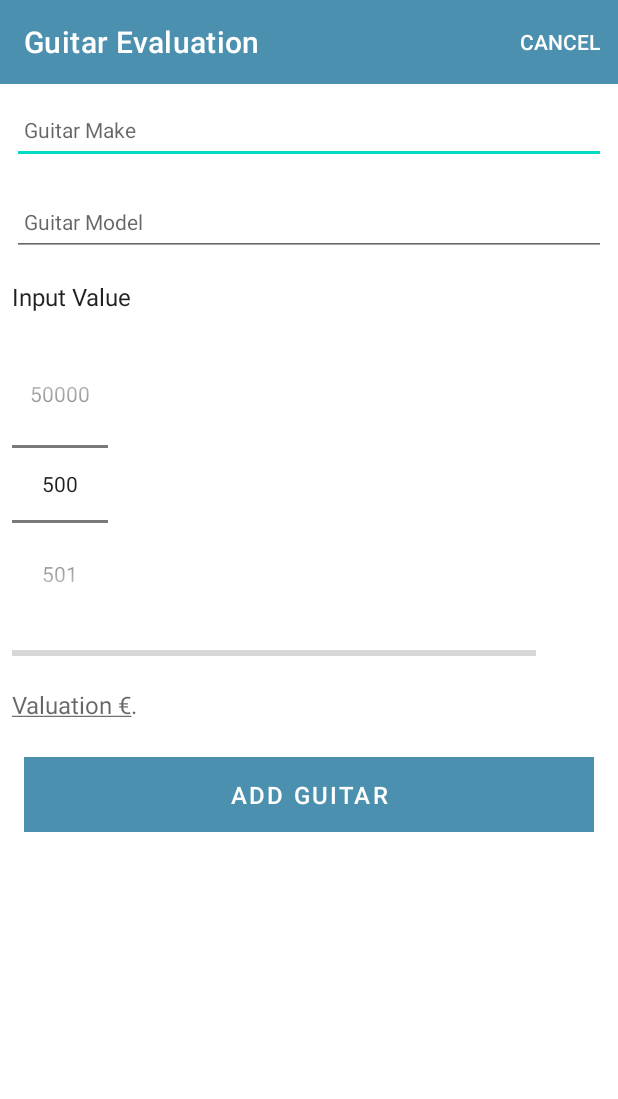
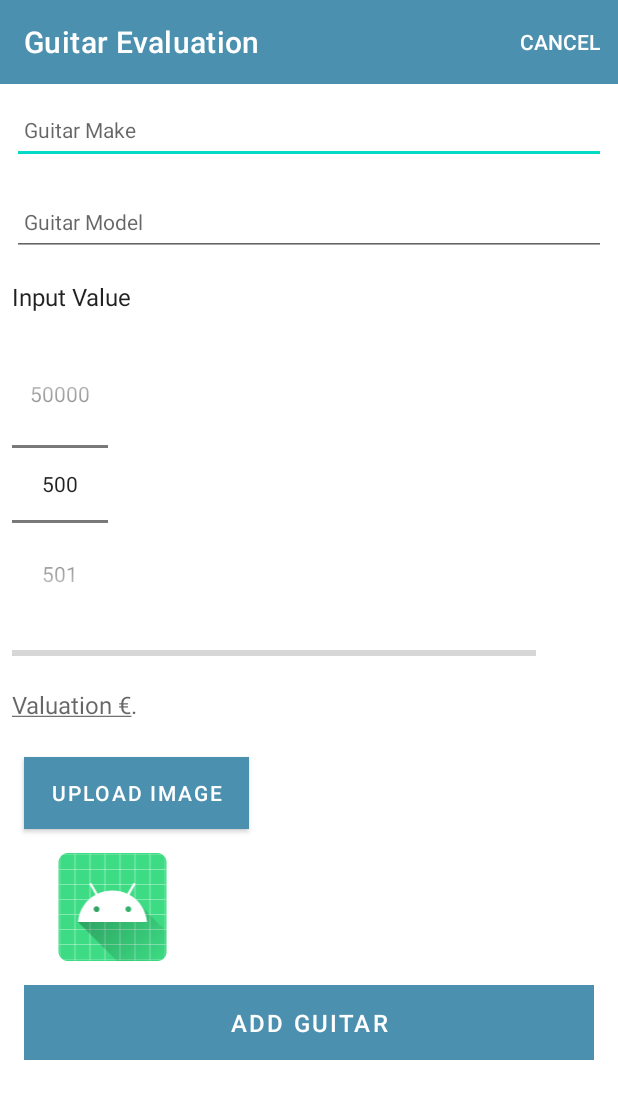
Before and after one commit to OwenCorrigan76/GuitarEvaluationApp, an Android app: the ValueGuitarActivity screen opened directly, with no data from a screen before it, on a phone screen of 412 x 824 dp. Shown: the top 1099 px of the screen. Run offline under Robolectric (Android 15) with nearby library versions, the phone set to English and light mode, and no system bars; our stand-ins replace Picasso, Timber; 2 statements that could not run were skipped.

Commit message:
images introduced not yet updating

```diff
--- a/app/build.gradle
+++ b/app/build.gradle
@@ -38,6 +38,10 @@ android {
 }
 
 dependencies {
+    implementation 'com.squareup.picasso:picasso:2.71828'
+
+    implementation 'androidx.activity:activity-ktx:1.3.1'
+    implementation 'androidx.fragment:fragment-ktx:1.3.6'
     implementation 'com.google.android.material:material:1.3.0'
     implementation 'androidx.core:core-ktx:1.6.0'
     implementation 'androidx.appcompat:appcompat:1.3.1'
--- a/app/src/main/java/org/wit/ValueGuitar/activities/ValueGuitarActivity.kt
+++ b/app/src/main/java/org/wit/ValueGuitar/activities/ValueGuitarActivity.kt
@@ -1,16 +1,22 @@
 package org.wit.ValueGuitar.activities
 
 
+import android.content.Intent
+import android.net.Uri
 import androidx.appcompat.app.AppCompatActivity
 import android.os.Bundle
 import android.view.Menu
 import android.view.MenuItem
+import androidx.activity.result.ActivityResultLauncher
+import androidx.activity.result.contract.ActivityResultContracts
 import com.google.android.material.snackbar.Snackbar
+import org.wit.ValueGuitar.helpers.showImagePicker
 import org.wit.ValueGuitar.main.MainApp
 import org.wit.ValueGuitar.models.GuitarModel
 import org.wit.valueGuitar.R
 import org.wit.valueGuitar.databinding.ActivityValueGuitarBinding
 import timber.log.Timber.i
+import com.squareup.picasso.Picasso
 
 /**
 This is the ValueGuitar activity in the app.
@@ -22,6 +28,7 @@ class ValueGuitarActivity : AppCompatActivity() {
     private lateinit var binding: ActivityValueGuitarBinding
     var gModel = GuitarModel() // get from the model
     lateinit var app: MainApp
+    private lateinit var imageIntentLauncher: ActivityResultLauncher<Intent> // initialise
 
     var edit = false
 
@@ -58,7 +65,12 @@ class ValueGuitarActivity : AppCompatActivity() {
             binding.guitarMakeAdd.setText(gModel.guitarMake)
             binding.guitarModelAdd.setText(gModel.guitarModel)
             binding.addGuitar.setText(R.string.button_saveGuitar)
-
+            Picasso.get()
+                .load(gModel.image)
+                .into(binding.guitarImage)
+            if (gModel.image != Uri.EMPTY) {
+                binding.chooseImage.setText(R.string.change_guitar_image)
+            }
         }
         /** binding addGuitar button to event listener **/
         binding.addGuitar.setOnClickListener() {
@@ -84,6 +96,11 @@ class ValueGuitarActivity : AppCompatActivity() {
             finish()
         }
 
+        binding.chooseImage.setOnClickListener {
+            showImagePicker(imageIntentLauncher)
+        }
+        registerImagePickerCallback()
+
     }
         /** inflates the menu **/
         override fun onCreateOptionsMenu(menu: Menu): Boolean {
@@ -100,4 +117,25 @@ class ValueGuitarActivity : AppCompatActivity() {
             }
             return super.onOptionsItemSelected(item)
         }
+
+    private fun registerImagePickerCallback() {
+        imageIntentLauncher =
+            registerForActivityResult(ActivityResultContracts.StartActivityForResult())
+            { result ->
+                when (result.resultCode) {
+                    RESULT_OK -> {
+                        if (result.data != null) {
+                            i("Got Result ${result.data!!.data}")
+                            gModel.image = result.data!!.data!!
+                            Picasso.get()
+                                .load(gModel.image)
+                                .into(binding.guitarImage)
+                            binding.chooseImage.setText(R.string.change_guitar_image)
+                        }
+                    }
+                    RESULT_CANCELED -> {}
+                    else -> {}
+                }
+            }
     }
+    }
--- a/app/src/main/java/org/wit/ValueGuitar/adapters/GuitarAdapter.kt
+++ b/app/src/main/java/org/wit/ValueGuitar/adapters/GuitarAdapter.kt
@@ -3,6 +3,7 @@ package org.wit.ValueGuitar.adapters
 import android.view.LayoutInflater
 import android.view.ViewGroup
 import androidx.recyclerview.widget.RecyclerView
+import com.squareup.picasso.Picasso
 import org.wit.ValueGuitar.models.GuitarModel
 import org.wit.valueGuitar.databinding.CardGuitarBinding
 
@@ -44,6 +45,8 @@ class GuitarAdapter constructor(
             binding.guitarMake.text = guitar.guitarMake
             binding.guitarModel.text = guitar.guitarModel
             binding.root.setOnClickListener { listener.onGuitarClick(guitar) }
+            Picasso.get().load(guitar.image).resize(200, 200).into(binding.imageIcon)
+            binding.root.setOnClickListener { listener.onGuitarClick(guitar) }
         }
     }
 }
--- a/app/src/main/java/org/wit/ValueGuitar/models/GuitarModel.kt
+++ b/app/src/main/java/org/wit/ValueGuitar/models/GuitarModel.kt
@@ -1,5 +1,6 @@
 package org.wit.ValueGuitar.models
 
+import android.net.Uri
 import android.os.Parcelable
 import kotlinx.parcelize.Parcelize
 
@@ -17,4 +18,5 @@ data class GuitarModel(
     var id: Long = 0,
     val year: Int = 0,
     val serialNumber: Long = 0L,
+    var image: Uri = Uri.EMPTY,  // default value is empty Uri
 ) : Parcelable
--- a/app/src/main/res/layout/activity_value_guitar.xml
+++ b/app/src/main/res/layout/activity_value_guitar.xml
@@ -71,7 +71,6 @@
 
                 <TextView
                     android:id="@+id/valueTitle"
-                    android:textSize="16sp"
                     android:layout_width="188dp"
                     android:layout_height="30dp"
                     android:layout_alignParentStart="true"
@@ -83,6 +82,7 @@
                     android:layout_marginBottom="8dp"
                     android:text="@string/valueTitle"
                     android:textAppearance="?android:attr/textAppearanceLarge"
+                    android:textSize="16sp"
                     app:layout_constraintBottom_toBottomOf="parent"
                     app:layout_constraintEnd_toEndOf="parent"
                     app:layout_constraintHorizontal_bias="0.044"
@@ -165,6 +165,24 @@
                     app:layout_constraintVertical_bias="0.781" />
 
                 <Button
+                    android:id="@+id/chooseImage"
+                    android:layout_width="150dp"
+                    android:layout_height="wrap_content"
+                    android:layout_margin="16dp"
+                    android:background="@color/colorAccent"
+                    android:paddingTop="8dp"
+                    android:paddingBottom="8dp"
+                    android:text="@string/button_addImage"
+                    android:textColor="@color/colorPrimary"
+                    android:textSize="14sp" />
+
+                <ImageView
+                    android:id="@+id/guitarImage"
+                    android:layout_width="150dp"
+                    android:layout_height="wrap_content"
+                    app:srcCompat="@mipmap/ic_launcher" />
+
+                <Button
                     android:id="@+id/addGuitar"
                     android:layout_width="match_parent"
                     android:layout_height="wrap_content"
--- a/app/src/main/res/values/strings.xml
+++ b/app/src/main/res/values/strings.xml
@@ -1,6 +1,7 @@
 <resources>
     <string name="app_name">Guitar Evaluation</string>
     <string name="button_addGuitar">Add Guitar</string>
+    <string name="button_addImage">Upload Image</string>
     <string name="button_saveGuitar">Save Guitar</string>
     <string name="button_addCounty">Add County</string>
     <string name="valueTitle">Input Value</string>
@@ -12,4 +13,8 @@
     <string name="menu_cancelButton">Cancel</string>
     <string name="menu_deleteButton">Delete</string>
     <string name="menu_homeButton">Home</string>
+    <string name="select_guitar_image">Select guitar image</string>
+    <string name="change_guitar_image">Change Image</string>
+
+
 </resources>
```
Also changed, not shown: app/src/main/java/org/wit/ValueGuitar/activities/GuitarListActivity.kt (+9 -2 lines), app/src/main/java/org/wit/ValueGuitar/helpers/imageHelpers.kt (added, +13 -0 lines), app/src/main/res/layout/card_guitar.xml (+9 -0 lines).
